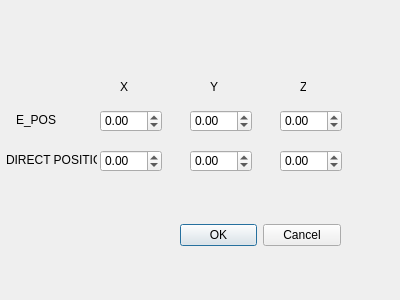
Qt form setline.ui (WBednarek/Computer_Graphics) before a commit.
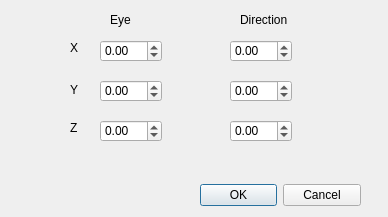
The same form after that commit.

Diff of the .ui file:
```diff
--- a/setline.ui
+++ b/setline.ui
@@ -6,8 +6,8 @@
    <rect>
     <x>0</x>
     <y>0</y>
-    <width>400</width>
-    <height>300</height>
+    <width>388</width>
+    <height>217</height>
    </rect>
   </property>
   <property name="windowTitle">
@@ -16,8 +16,8 @@
   <widget class="QDialogButtonBox" name="buttonBox">
    <property name="geometry">
     <rect>
-     <x>180</x>
-     <y>220</y>
+     <x>200</x>
+     <y>180</y>
      <width>161</width>
      <height>31</height>
     </rect>
@@ -33,7 +33,7 @@
    <property name="geometry">
     <rect>
      <x>100</x>
-     <y>110</y>
+     <y>40</y>
      <width>62</width>
      <height>22</height>
     </rect>
@@ -45,8 +45,8 @@
   <widget class="QDoubleSpinBox" name="yEye">
    <property name="geometry">
     <rect>
-     <x>190</x>
-     <y>110</y>
+     <x>100</x>
+     <y>80</y>
      <width>62</width>
      <height>22</height>
     </rect>
@@ -58,8 +58,8 @@
   <widget class="QDoubleSpinBox" name="zEye">
    <property name="geometry">
     <rect>
-     <x>280</x>
-     <y>110</y>
+     <x>100</x>
+     <y>120</y>
      <width>62</width>
      <height>22</height>
     </rect>
@@ -71,8 +71,8 @@
   <widget class="QDoubleSpinBox" name="xDirection">
    <property name="geometry">
     <rect>
-     <x>100</x>
-     <y>150</y>
+     <x>230</x>
+     <y>40</y>
      <width>62</width>
      <height>22</height>
     </rect>
@@ -84,8 +84,8 @@
   <widget class="QDoubleSpinBox" name="yDirection">
    <property name="geometry">
     <rect>
-     <x>190</x>
-     <y>150</y>
+     <x>230</x>
+     <y>80</y>
      <width>62</width>
      <height>22</height>
     </rect>
@@ -97,8 +97,8 @@
   <widget class="QDoubleSpinBox" name="zDirection">
    <property name="geometry">
     <rect>
-     <x>280</x>
-     <y>150</y>
+     <x>230</x>
+     <y>120</y>
      <width>62</width>
      <height>22</height>
     </rect>
@@ -110,36 +110,36 @@
   <widget class="QLabel" name="label">
    <property name="geometry">
     <rect>
-     <x>16</x>
-     <y>110</y>
+     <x>110</x>
+     <y>10</y>
      <width>81</width>
      <height>20</height>
     </rect>
    </property>
    <property name="text">
-    <string>E_POS</string>
+    <string>Eye</string>
    </property>
   </widget>
   <widget class="QLabel" name="label_2">
    <property name="geometry">
     <rect>
-     <x>6</x>
-     <y>150</y>
+     <x>240</x>
+     <y>10</y>
      <width>91</width>
      <height>20</height>
     </rect>
    </property>
    <property name="text">
-    <string>DIRECT POSITION</string>
+    <string>Direction</string>
    </property>
   </widget>
   <widget class="QLabel" name="label_3">
    <property name="geometry">
     <rect>
-     <x>120</x>
-     <y>80</y>
-     <width>47</width>
-     <height>13</height>
+     <x>70</x>
+     <y>40</y>
+     <width>16</width>
+     <height>16</height>
     </rect>
    </property>
    <property name="text">
@@ -149,10 +149,10 @@
   <widget class="QLabel" name="label_4">
    <property name="geometry">
     <rect>
-     <x>210</x>
+     <x>70</x>
      <y>80</y>
-     <width>47</width>
-     <height>13</height>
+     <width>20</width>
+     <height>20</height>
     </rect>
    </property>
    <property name="text">
@@ -162,10 +162,10 @@
   <widget class="QLabel" name="label_5">
    <property name="geometry">
     <rect>
-     <x>300</x>
-     <y>80</y>
-     <width>6</width>
-     <height>13</height>
+     <x>70</x>
+     <y>120</y>
+     <width>16</width>
+     <height>16</height>
     </rect>
    </property>
    <property name="text">
```
Left out of the diff: 22 changed lines with no effect on the pictures.
